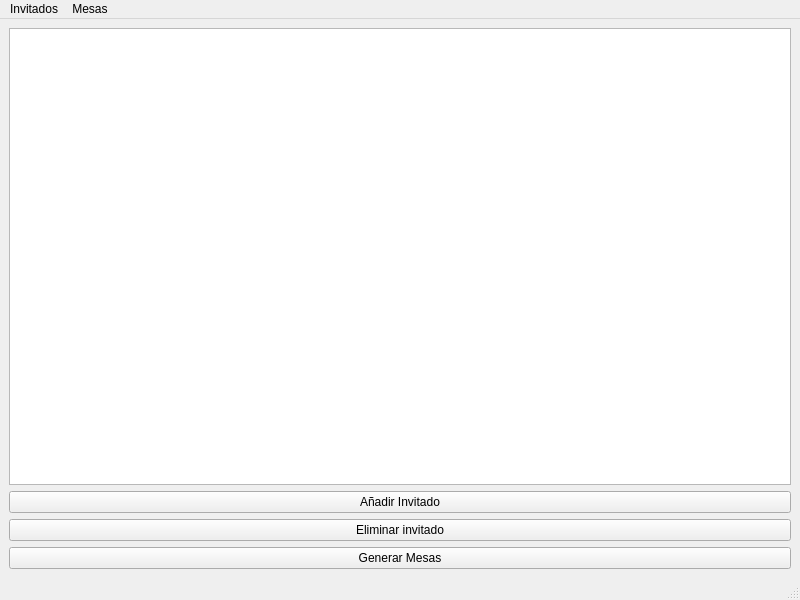
This is GestorDeEventos.ui in HugoRomeroMorales/Gestor-de-eventos as Qt 5 draws it before an edit. The edited form follows.
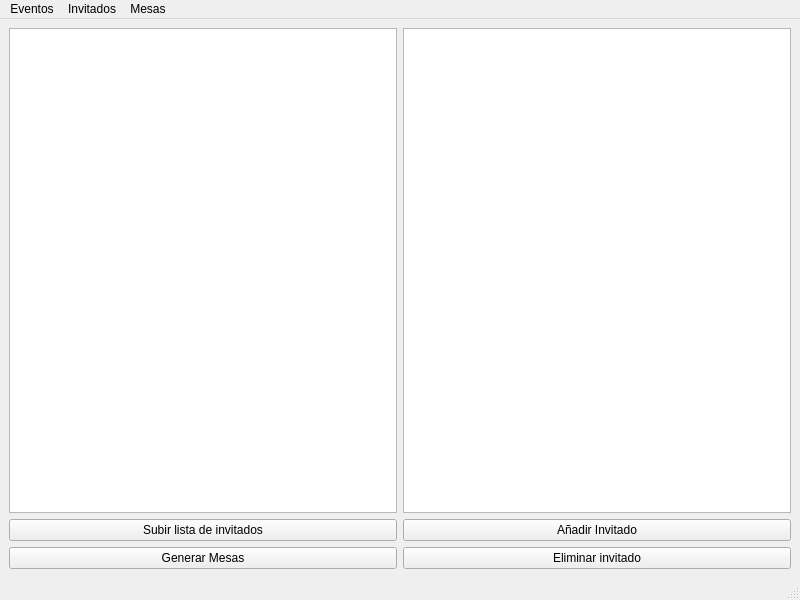
This is the edited form.

The edit to the form file:
```diff
--- a/GestorDeEventos.ui
+++ b/GestorDeEventos.ui
@@ -32,7 +32,17 @@
       </property>
      </widget>
     </item>
-    <item row="5" column="2">
+    <item row="0" column="0">
+     <widget class="QTableView" name="tableView"/>
+    </item>
+    <item row="3" column="0">
+     <widget class="QPushButton" name="pushButton_4">
+      <property name="text">
+       <string>Subir lista de invitados</string>
+      </property>
+     </widget>
+    </item>
+    <item row="4" column="0">
      <widget class="QPushButton" name="pushButton">
       <property name="text">
        <string>Generar Mesas</string>
@@ -60,6 +70,12 @@
      <string>Mesas</string>
     </property>
    </widget>
+   <widget class="QMenu" name="menuEventos">
+    <property name="title">
+     <string>Eventos</string>
+    </property>
+   </widget>
+   <addaction name="menuEventos"/>
    <addaction name="menuInvitados"/>
    <addaction name="menuMesas"/>
   </widget>
```
